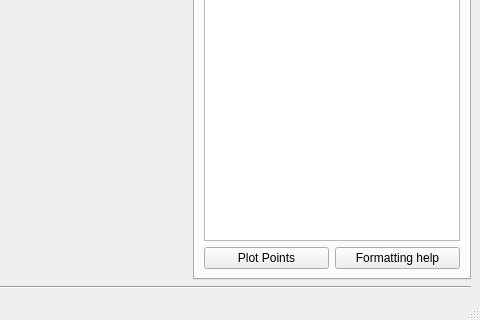
Qt form QDataVis/Headers/MainWindow.ui (jondef/QDataVis) before a commit; both pictures show x 463 to 943 and y 280 to 600 of the 943 by 600 pixel window.
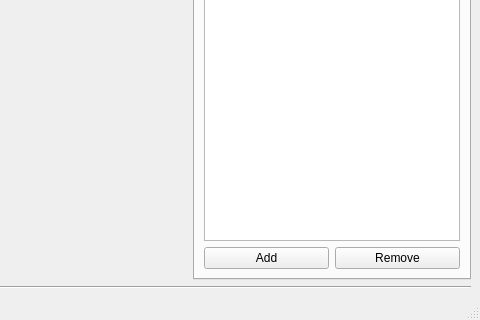
The same form after that commit. The open tabs and pages were chosen to show the change. Custom widgets are drawn as their Qt base class.

Commit message: added correct point graph naming and fixed bugs

```diff
--- a/QDataVis/Headers/MainWindow.ui
+++ b/QDataVis/Headers/MainWindow.ui
@@ -179,19 +179,19 @@
                                         </property>
                                     </widget>
                                 </item>
-                                <item row="3" column="0" rowspan="2">
+                                <item row="1" column="0" rowspan="2">
                                     <layout class="QGridLayout" name="gridLayout_6">
                                         <item row="0" column="0">
                                             <widget class="QPushButton" name="QPushButton_PlotPoints">
                                                 <property name="text">
-                                                    <string>Plot Points</string>
+                                                    <string>Add</string>
                                                 </property>
                                             </widget>
                                         </item>
                                         <item row="0" column="1">
                                             <widget class="QPushButton" name="QPushButton_FormattingHelp">
                                                 <property name="text">
-                                                    <string>Formatting help</string>
+                                                    <string>Remove</string>
                                                 </property>
                                             </widget>
                                         </item>
```
Left out of the diff: 19 changed lines with no effect on the pictures. The commit also changes 17 other files.
